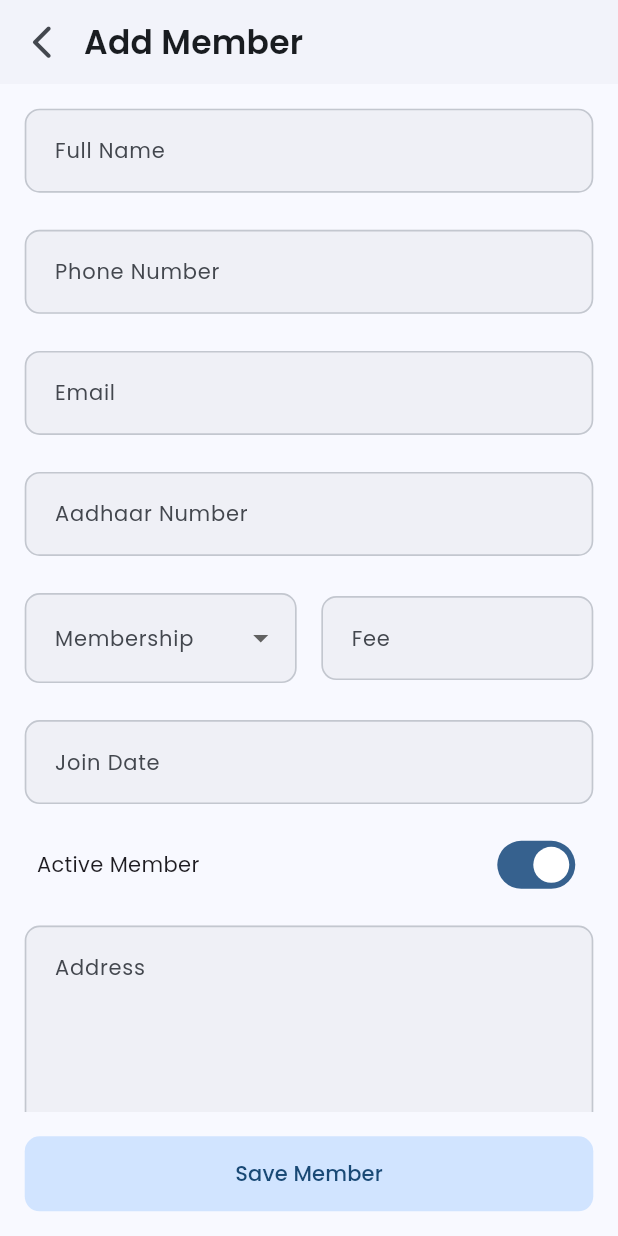
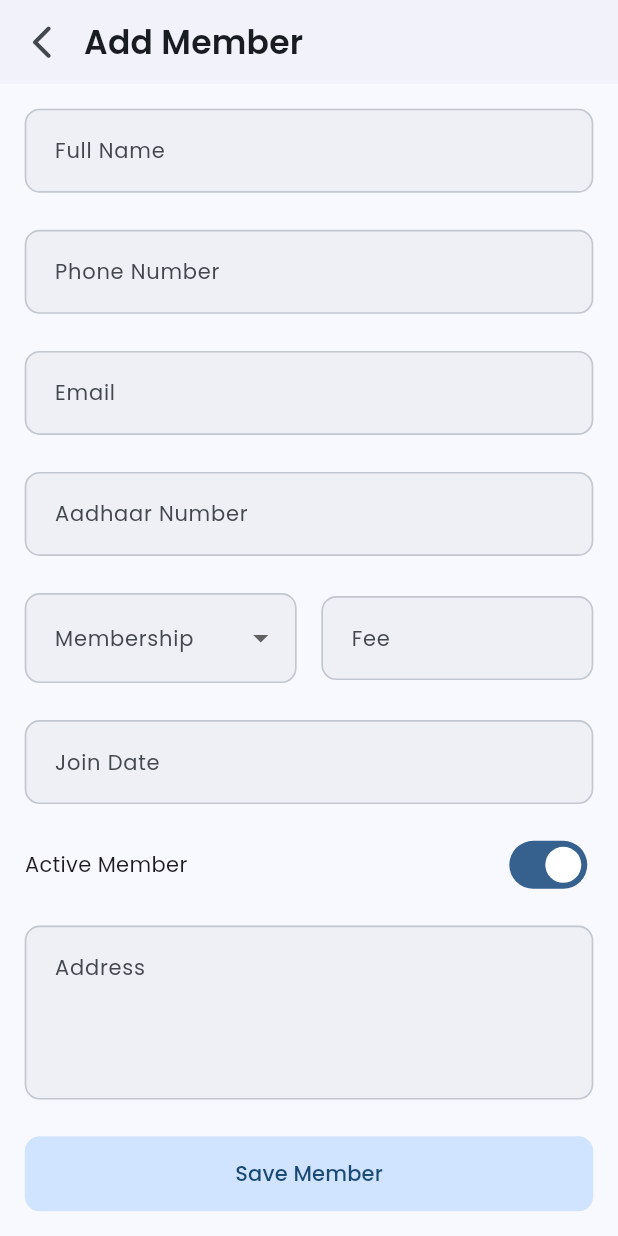
Before and after one commit to manojhp24/Friends-Fittness-Management-System, a Flutter app: the MainScreen screen opened by its route, item 2 of the bottom bar chosen, after a tap on the "add" icon, on a phone screen of 412 x 824 dp. Run offline on Flutter 3.47's test engine with Material 3 defaults, Android fonts, the phone set to English and light mode, and no system bars; our stand-ins replace cloud_firestore, connectivity_plus, equatable, firebase_auth, firebase_core, flutter_riverpod and 5 more; accounts and stored records are empty.

Commit message:
feat(All) UI enhanced

```diff
--- a/lib/features/dashboard/presentation/pages/dashboard.dart
+++ b/lib/features/dashboard/presentation/pages/dashboard.dart
@@ -23,7 +23,6 @@ class _DashboardState extends ConsumerState<Dashboard> {
     final textTheme = Theme
         .of(context)
         .textTheme;
-    final isDarkMode = Theme.of(context).brightness == Brightness.dark;
 
     return Scaffold(
       appBar: CustomAppBar(
@@ -46,7 +45,7 @@ class _DashboardState extends ConsumerState<Dashboard> {
 
             SizedBox(height: AppSizes.spaceM(context)),
 
-            StatsGrid(textTheme: textTheme, scheme: scheme,isDark: isDarkMode,),
+            StatsGrid(textTheme: textTheme, scheme: scheme),
             SizedBox(height: AppSizes.spaceM(context)),
 
             Text(
--- a/lib/features/dashboard/presentation/pages/main_screen.dart
+++ b/lib/features/dashboard/presentation/pages/main_screen.dart
@@ -1,7 +1,9 @@
 import 'package:flutter/material.dart';
 import 'package:flutter_riverpod/flutter_riverpod.dart';
+import 'package:gym_management_system/core/helpers/theme_helpers.dart';
 import 'package:gym_management_system/features/members/presentation/pages/members_screen.dart';
 import 'package:iconsax_flutter/iconsax_flutter.dart';
+
 import '../provider/main_nav_provider.dart';
 import 'dashboard.dart';
 
@@ -20,10 +22,13 @@ class MainScreen extends ConsumerWidget {
   Widget build(BuildContext context, WidgetRef ref) {
     final navState = ref.watch(mainNavProvider);
     final notifier = ref.read(mainNavProvider.notifier);
+    final scheme = ThemeHelpers.scheme(context);
 
     return Scaffold(
       body: screens[navState.index],
       bottomNavigationBar: NavigationBar(
+        backgroundColor: scheme.surface,
+        indicatorColor: scheme.primaryContainer,
         selectedIndex: navState.index,
         onDestinationSelected: notifier.changePage,
         destinations: const [
--- a/lib/features/dashboard/presentation/widgets/dashboard/stats_card.dart
+++ b/lib/features/dashboard/presentation/widgets/dashboard/stats_card.dart
@@ -1,74 +1,94 @@
 import 'package:flutter/material.dart';
-
-import '../../../../../core/config/app_sizes.dart';
 
 class StatsCard extends StatelessWidget {
   const StatsCard({
     super.key,
-    required this.containerColor,
-    required this.textTheme,
+    required this.title,
     required this.value,
-    required this.title,
-    required this.subTitle,
     required this.icon,
-    required this.subTitleColor,
-    required this.iconColor,
-    required this.onTap,
+    required this.scheme,
+    required this.accentColor,
+    this.subTitle,
+    this.onTap,
   });
 
-  final Color containerColor;
-  final Color subTitleColor;
-  final Color iconColor;
-  final TextTheme textTheme;
+  final String title;
   final String value;
-  final String title;
-  final String subTitle;
   final IconData icon;
-  final VoidCallback onTap;
+  final ColorScheme scheme;
+  final Color accentColor;
+  final String? subTitle;
+  final VoidCallback? onTap;
 
   @override
   Widget build(BuildContext context) {
     return InkWell(
       onTap: onTap,
-      borderRadius: BorderRadius.circular(AppSizes.radius(context)),
-      child: Ink(
-        padding: EdgeInsets.all(AppSizes.cardPadding(context)),
+      borderRadius: BorderRadius.circular(16),
+      child: Container(
+        padding: const EdgeInsets.all(16),
         decoration: BoxDecoration(
-          color: containerColor,
-          borderRadius: BorderRadius.circular(AppSizes.radius(context)),
+          color: scheme.surface,
+          borderRadius: BorderRadius.circular(16),
+          border: Border.all(color: scheme.outlineVariant),
         ),
         child: Column(
           crossAxisAlignment: CrossAxisAlignment.start,
           children: [
-            Icon(
-              icon,
-              size: AppSizes.iconSize(context) * 1.4,
-              color: iconColor,
+            // Accent strip + icon
+            Container(
+              padding: const EdgeInsets.all(10),
+              decoration: BoxDecoration(
+                color: accentColor.withValues(alpha: 0.12),
+                borderRadius: BorderRadius.circular(12),
+              ),
+              child: Icon(
+                icon,
+                color: accentColor,
+                size: 22,
+              ),
             ),
 
             const Spacer(),
 
             Text(
               value,
-              style: textTheme.headlineSmall?.copyWith(
+              style: Theme
+                  .of(context)
+                  .textTheme
+                  .headlineSmall
+                  ?.copyWith(
                 fontWeight: FontWeight.bold,
-                color: iconColor,
+                color: scheme.onSurface,
               ),
             ),
 
-            SizedBox(height: AppSizes.spaceS(context) * 0.2),
+            const SizedBox(height: 4),
 
             Text(
               title,
-              style: textTheme.bodySmall?.copyWith(
-                fontWeight: FontWeight.w500,
-                color: subTitleColor,
+              style: Theme
+                  .of(context)
+                  .textTheme
+                  .bodyMedium
+                  ?.copyWith(
+                color: scheme.onSurfaceVariant,
               ),
             ),
-            SizedBox(height: AppSizes.spaceS(context) * 0.2),
 
-            Text(subTitle,
-                style: textTheme.bodySmall?.copyWith(color: subTitleColor)),
+            if (subTitle != null) ...[
+              const SizedBox(height: 6),
+              Text(
+                subTitle!,
+                style: Theme
+                    .of(context)
+                    .textTheme
+                    .bodySmall
+                    ?.copyWith(
+                  color: scheme.onSurfaceVariant,
+                ),
+              ),
+            ],
           ],
         ),
       ),
--- a/lib/features/dashboard/presentation/widgets/dashboard/stats_grid.dart
+++ b/lib/features/dashboard/presentation/widgets/dashboard/stats_grid.dart
@@ -7,68 +7,62 @@ import '../../../../../core/config/app_sizes.dart';
 import '../../../../members/presentation/provider/member_list/member_list_provider.dart';
 
 class StatsGrid extends ConsumerWidget {
-  const StatsGrid(
-      {super.key, required this.textTheme, required this.scheme, required this.isDark});
+  const StatsGrid({
+    super.key,
+    required this.textTheme,
+    required this.scheme,
+  });
 
   final TextTheme textTheme;
   final ColorScheme scheme;
-  final bool isDark;
 
   @override
-  Widget build(BuildContext context,WidgetRef ref) {
+  Widget build(BuildContext context, WidgetRef ref) {
     final state = ref.watch(memberListNotifierProvider);
+
     return GridView.count(
       crossAxisCount: 2,
       shrinkWrap: true,
       physics: const NeverScrollableScrollPhysics(),
       crossAxisSpacing: AppSizes.spaceM(context),
       mainAxisSpacing: AppSizes.spaceM(context),
-      childAspectRatio: AppSizes.responsiveAspectRatio(context) * 1.3,
+      childAspectRatio: AppSizes.responsiveAspectRatio(context) * 1.1,
       children: [
         StatsCard(
-          textTheme: textTheme,
+          title: "Total Members",
+          value: state.members.length.toString(),
           icon: Iconsax.people,
-          value: state.members.length.toString(),
-          title: "Total Members",
-          containerColor: isDark ? scheme.primaryContainer : scheme.primary,
-          subTitleColor: isDark ? scheme.onSurfaceVariant : scheme.onPrimary,
-          iconColor: isDark ? scheme.onSurfaceVariant : scheme.onPrimary,
-          onTap: () {},
-          subTitle: "",
+          scheme: scheme,
+          accentColor: scheme.primary,
         ),
+
         StatsCard(
-          containerColor: isDark ? scheme.secondaryContainer : scheme.secondary,
-          textTheme: textTheme,
+          title: "Active Members",
           value: "45",
-          title: "Active Members",
           icon: Iconsax.trend_up,
-          subTitleColor: isDark ? scheme.onSecondaryContainer : scheme
-              .onSecondary,
-          iconColor: isDark ? scheme.onSecondaryContainer : scheme.onSecondary,
-          onTap: () {},
+          scheme: scheme,
+          accentColor: scheme.secondary,
           subTitle: "78.8% active rate",
         ),
+
         StatsCard(
-          containerColor: isDark ? scheme.tertiaryContainer : scheme.tertiary,
-          textTheme: textTheme,
-          value: "Rs.12000",
           title: "Revenue",
+          value: "₹12,000",
           icon: Icons.currency_rupee,
-          subTitleColor: isDark ? scheme.onTertiaryContainer : scheme
-              .onTertiary,
-          iconColor: isDark ? scheme.onTertiaryContainer : scheme.onTertiary,
-          onTap: () {}, subTitle: 'This month',
+          scheme: scheme,
+          accentColor: scheme.tertiary,
+          subTitle: "This month",
         ),
+
         StatsCard(
-          containerColor: isDark ? scheme.errorContainer : scheme.error,
-          textTheme: textTheme,
+          title: "Expiring Soon",
           value: "18",
-          title: "Expiring Soon",
           icon: Icons.notification_important,
-          subTitleColor: isDark ? scheme.onErrorContainer : scheme.onError,
-          iconColor: isDark ? scheme.onErrorContainer : scheme.onError,
-          onTap: () {}, subTitle: 'Next 7 days',
+          scheme: scheme,
+          accentColor: scheme.error,
+          subTitle: "Next 7 days",
         ),
+
       ],
     );
   }
--- a/lib/features/members/presentation/pages/add_member_screen.dart
+++ b/lib/features/members/presentation/pages/add_member_screen.dart
@@ -11,7 +11,9 @@ import '../../../../core/config/app_sizes.dart';
 import '../widgets/forms/add_member_form.dart';
 
 class AddMemberScreen extends ConsumerWidget {
-  AddMemberScreen({super.key});
+  final MemberEntity? member;
+
+  AddMemberScreen({super.key, this.member});
 
   final formKey = GlobalKey<AddMemberFormState>();
 
@@ -35,12 +37,14 @@ class AddMemberScreen extends ConsumerWidget {
     final state = ref.watch(addMemberNotifierProvider);
 
     return Scaffold(
-      appBar: const CustomAppBar(title: "Add Member",titleSpacing: 0,),
+      appBar: CustomAppBar(
+        title: member == null ? "Add Member" : "Update member",
+        titleSpacing: 0,),
       body: Stack(
         children: [
           SingleChildScrollView(
             padding: EdgeInsets.all(AppSizes.screenPadding(context)),
-            child: AddMemberForm(key: formKey),
+            child: AddMemberForm(key: formKey, member: member,),
           ),
 
           if (state.isLoading)
@@ -75,7 +79,7 @@ class AddMemberScreen extends ConsumerWidget {
 
             ref.read(addMemberNotifierProvider.notifier).addMember(member);
           },
-          child: const Text("Save Member"),
+          child: Text(member == null ? "Save Member" : "Update Member"),
         ),
       ),
 
--- a/lib/features/members/presentation/pages/members_screen.dart
+++ b/lib/features/members/presentation/pages/members_screen.dart
@@ -3,7 +3,6 @@ import 'package:flutter_riverpod/flutter_riverpod.dart';
 import 'package:go_router/go_router.dart';
 import 'package:gym_management_system/core/config/app_sizes.dart';
 import 'package:gym_management_system/core/helpers/calculate_days_left.dart';
-import 'package:gym_management_system/features/members/presentation/pages/add_member_screen.dart';
 import 'package:gym_management_system/features/members/presentation/provider/member_list/member_list_provider.dart';
 import 'package:intl/intl.dart';
 
@@ -105,10 +104,7 @@ class MembersScreen extends ConsumerWidget {
         backgroundColor: scheme.primaryContainer,
         child: Icon(Icons.add, color: scheme.onPrimaryContainer),
         onPressed: () async {
-          final added = await Navigator.push(
-            context,
-            MaterialPageRoute(builder: (context) => AddMemberScreen()),
-          );
+          final added = await context.push('/add-member');
 
           if (added == true) {
             ref.read(memberListNotifierProvider.notifier).getMembers();
--- a/lib/features/members/presentation/widgets/forms/add_member_form.dart
+++ b/lib/features/members/presentation/widgets/forms/add_member_form.dart
@@ -1,17 +1,23 @@
 import 'package:flutter/material.dart';
 import 'package:gym_management_system/core/validators/member_validators.dart';
+import 'package:gym_management_system/features/members/domain/entities/member_entity.dart';
+import 'package:intl/intl.dart';
 
 import '../../../../../core/config/app_sizes.dart';
 import '../shared/custom_input_field.dart';
 
 class AddMemberForm extends StatefulWidget {
-  const AddMemberForm({super.key});
+  final MemberEntity? member;
+
+  const AddMemberForm({super.key, this.member});
 
   @override
   State<AddMemberForm> createState() => AddMemberFormState();
 }
 
 class AddMemberFormState extends State<AddMemberForm> {
+  final _formKey = GlobalKey<FormState>();
+
   final fullNameController = TextEditingController();
   final phoneNumberController = TextEditingController();
   final emailController = TextEditingController();
@@ -20,41 +26,47 @@ class AddMemberFormState extends State<AddMemberForm> {
   final addressController = TextEditingController();
   final joinDateController = TextEditingController();
 
-  final GlobalKey<FormState> _formKey = GlobalKey<FormState>();
-
-
   String? membership;
   DateTime? joinDate;
   bool isActive = true;
 
   bool validate() => _formKey.currentState?.validate() ?? false;
 
-  void resetForm() {
-    fullNameController.clear();
-    phoneNumberController.clear();
-    emailController.clear();
-    aadhaarNumberController.clear();
-    feesController.clear();
-    addressController.clear();
-
-    joinDateController.clear();
-    joinDate = null;
-
-    membership = null;
-
-    setState(() {});
-  }
 
   final Map<String, String> membershipFee = {
     '1 month': '999',
     '3 months': '2699',
     '6 months': '4999',
-    '1 year': '7499'
+    '1 year': '7499',
   };
+
+  bool get isUpdate => widget.member != null;
+
+  @override
+  void initState() {
+    super.initState();
+
+    final member = widget.member;
+    if (member != null) {
+      fullNameController.text = member.fullName;
+      phoneNumberController.text = member.mobileNumber;
+      emailController.text = member.email;
+      aadhaarNumberController.text = member.aadhaarNumber;
+      feesController.text = member.fee;
+      addressController.text = member.address;
+
+      membership = member.membership;
+      joinDate = member.joinDate;
+
+      joinDateController.text =
+          DateFormat('dd MMM yyyy').format(member.joinDate);
+
+      isActive = member.isActive;
+    }
+  }
 
   @override
   Widget build(BuildContext context) {
-
     return Form(
       key: _formKey,
       child: Column(
@@ -63,37 +75,36 @@ class AddMemberFormState extends State<AddMemberForm> {
           CustomInputField(
             label: "Full Name",
             controller: fullNameController,
-            validator: (value) =>
-                MemberValidators.requiredField(value, fieldName: "Full Name"),
+            validator: (v) =>
+                MemberValidators.requiredField(v, fieldName: "Full Name"),
           ),
 
           SizedBox(height: AppSizes.spaceL(context)),
 
           CustomInputField(
-            validator: (value) => MemberValidators.phone(value),
             controller: phoneNumberController,
             label: "Phone Number",
             keyboardType: TextInputType.phone,
-            maxLines: 1,
             maxLength: 13,
+            validator: MemberValidators.phone,
           ),
 
           SizedBox(height: AppSizes.spaceL(context)),
 
           CustomInputField(
-            validator: (value) => MemberValidators.email(value),
             controller: emailController,
             label: "Email",
             keyboardType: TextInputType.emailAddress,
+            validator: MemberValidators.email,
           ),
 
           SizedBox(height: AppSizes.spaceL(context)),
 
           CustomInputField(
-            validator: (value) => MemberValidators.aadhaar(value),
             controller: aadhaarNumberController,
             label: "Aadhaar Number",
             keyboardType: TextInputType.number,
+            validator: MemberValidators.aadhaar,
           ),
 
           SizedBox(height: AppSizes.spaceL(context)),
@@ -101,25 +112,36 @@ class AddMemberFormState extends State<AddMemberForm> {
           Row(
             children: [
               Expanded(
-                child: DropdownButtonFormField(
-                  decoration: InputDecoration(labelText: "Membership"),
-                  items: ["1 month", "3 months", "6 months", "1 year"].map((p) {
-                    return DropdownMenuItem(value: p, child: Text(p));
+                child: DropdownButtonFormField<String>(
+                  initialValue: membership,
+                  decoration:
+                  const InputDecoration(labelText: "Membership"),
+                  items: membershipFee.keys.map((plan) {
+                    return DropdownMenuItem(
+                      value: plan,
+                      child: Text(plan),
+                    );
                   }).toList(),
                   onChanged: (value) {
+                    setState(() {
                       membership = value;
-                    feesController.text = membershipFee[value] ?? "";
+                      feesController.text =
+                          membershipFee[value] ?? '';
+                    });
                   },
+                  validator: (v) =>
+                  v == null ? "Select membership" : null,
                 ),
               ),
+
               SizedBox(width: AppSizes.spaceM(context)),
+
               Expanded(
                 child: CustomInputField(
                   controller: feesController,
-                  validator: (value) => MemberValidators.fee(value),
                   label: "Fee",
-                  keyboardType: TextInputType.numberWithOptions(),
                   readOnly: true,
+                  validator: MemberValidators.fee,
                 ),
               ),
             ],
@@ -136,39 +158,34 @@ class AddMemberFormState extends State<AddMemberForm> {
                 context: context,
                 firstDate: DateTime(2000),
                 lastDate: DateTime(2100),
-                initialDate: DateTime.now(),
+                initialDate: joinDate ?? DateTime.now(),
               );
               if (pickedDate != null) {
+                setState(() {
                   joinDate = pickedDate;
                   joinDateController.text =
-                    "${pickedDate.day}/${pickedDate.month}/${pickedDate.year}";
+                      DateFormat('dd MMM yyyy').format(pickedDate);
+                });
               }
             },
+            validator: (_) =>
+            joinDate == null ? "Select join date" : null,
           ),
+
           SizedBox(height: AppSizes.spaceM(context)),
 
-          Padding(
-            padding: const EdgeInsets.symmetric(horizontal: 8.0),
-            child: Row(
+          Row(
             mainAxisAlignment: MainAxisAlignment.spaceBetween,
             children: [
               Text(
                 "Active Member",
-                  style: Theme
-                      .of(context)
-                      .textTheme
-                      .bodyMedium,
+                style: Theme.of(context).textTheme.bodyMedium,
               ),
               Switch(
                 value: isActive,
-                  onChanged: (value) {
-                    setState(() {
-                      isActive = value;
-                    });
-                  },
+                onChanged: (v) => setState(() => isActive = v),
               ),
             ],
-            ),
           ),
 
           SizedBox(height: AppSizes.spaceM(context)),
@@ -176,11 +193,11 @@ class AddMemberFormState extends State<AddMemberForm> {
           CustomInputField(
             controller: addressController,
             label: "Address",
-            maxLines: 5,
+            maxLines: 4,
             alignLabelWithHint: true,
           ),
+
           SizedBox(height: AppSizes.spaceL(context)),
-
         ],
       ),
     );
--- a/lib/features/members/presentation/widgets/member_details/deatils_card.dart
+++ b/lib/features/members/presentation/widgets/member_details/deatils_card.dart
@@ -16,13 +16,13 @@ class DetailsCard extends StatelessWidget {
     return Card(
       elevation: 0,
       margin: EdgeInsets.zero,
-      color: scheme.surfaceContainerLow,
+      color: scheme.surface,
       shape: RoundedRectangleBorder(
         borderRadius: BorderRadius.circular(
           AppSizes.radius(context),
         ),
         side: BorderSide(
-          color: scheme.outlineVariant,
+          color: scheme.outlineVariant.withValues(alpha: 0.7),
           width: 1,
         ),
       ),
--- a/lib/features/members/presentation/widgets/member_details/section_heading.dart
+++ b/lib/features/members/presentation/widgets/member_details/section_heading.dart
@@ -30,7 +30,7 @@ class SectionHeading extends StatelessWidget {
           SizedBox(width: AppSizes.spaceS(context)),
           Text(
             title,
-            style: textTheme.titleSmall?.copyWith(
+            style: textTheme.titleMedium?.copyWith(
               fontWeight: FontWeight.w600,
               color: scheme.onSurface,
             ),
```
Also changed, not shown: lib/core/helpers/theme_helpers.dart (added, +11 -0 lines), lib/core/routes/app_routes.dart (+7 -1 lines), lib/features/members/presentation/pages/member_detail_screen.dart (+17 -8 lines), lib/features/members/presentation/widgets/member_details/info_row.dart (+6 -6 lines), lib/features/members/presentation/widgets/tiles/member_tile.dart (+37 -16 lines). Lines whose indentation alone changed are shown as unchanged.
